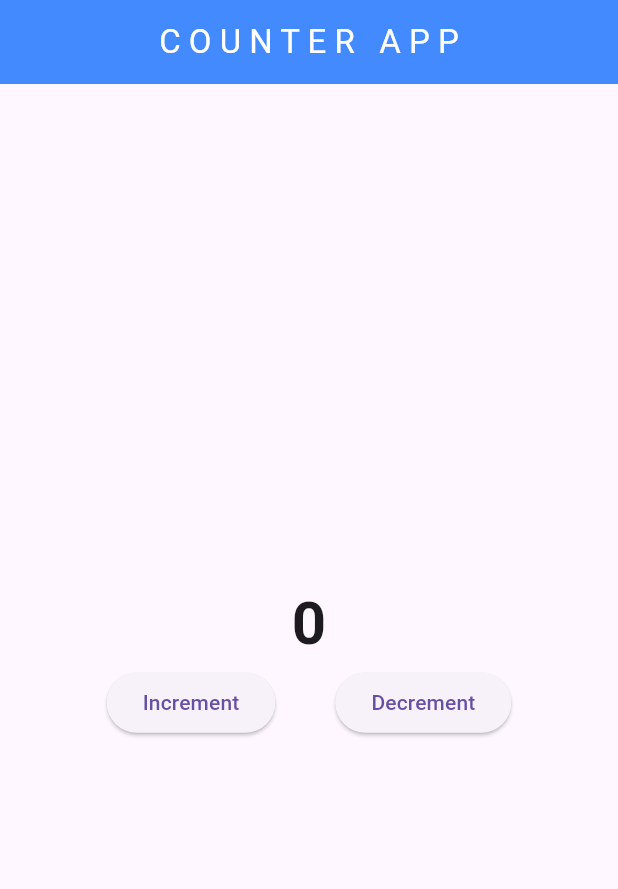
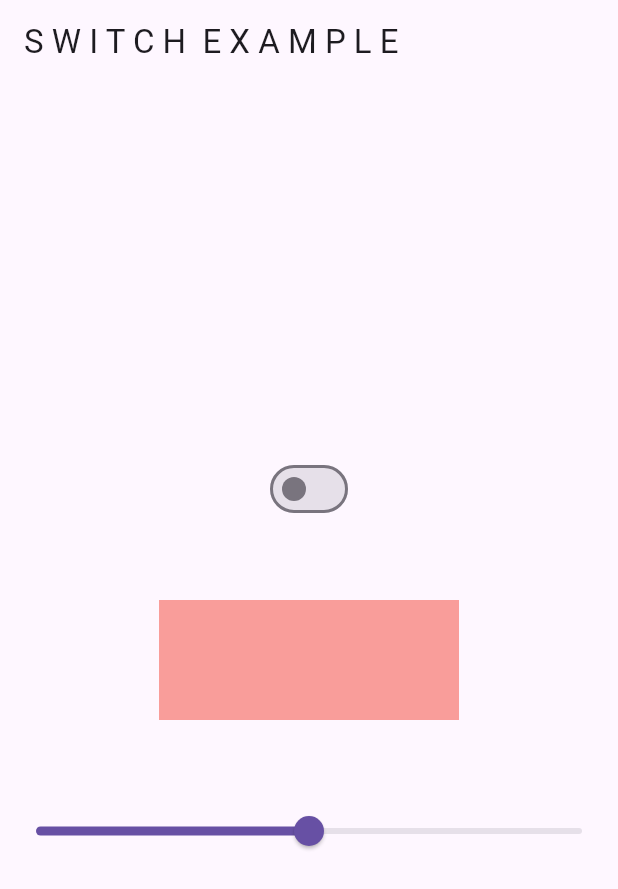
Before and after one commit to azanarib/Bloc-Tutorial, a Flutter app: the screen it shows after launch, on a phone screen of 412 x 824 dp. Shown: the top 889 px of the screen. Run offline on Flutter 3.47's test engine with Material 3 defaults, Android fonts, the phone set to English and light mode, and no system bars; our stand-ins replace bloc, equatable, flutter_bloc.

Commit message:
Switch and Slider using Bloc

```diff
--- /dev/null
+++ b/lib/Bloc/Switch/switch_bloc.dart
@@ -0,0 +1,21 @@
+import 'package:bloc_tutorial/Bloc/Switch/switch_event.dart';
+import 'package:bloc_tutorial/Bloc/Switch/switch_state.dart';
+import 'package:flutter_bloc/flutter_bloc.dart';
+
+class SwitchBloc extends Bloc<SwitchEvents, SwitchState> {
+  SwitchBloc() : super(const SwitchState()) {
+    on<EnableNotification>(_enableNotification);
+    on<SliderEvents>(_slider);
+  }
+
+  void _enableNotification(
+    EnableNotification events,
+    Emitter<SwitchState> emit,
+  ) {
+    emit(state.copyWith(isSwitched: !state.value));
+  }
+
+  void _slider(SliderEvents events, Emitter<SwitchState> emit) {
+    emit(state.copyWith(slider1: events.slider));
+  }
+}
--- /dev/null
+++ b/lib/Bloc/Switch/switch_event.dart
@@ -0,0 +1,17 @@
+import 'package:equatable/equatable.dart';
+
+abstract class SwitchEvents extends Equatable {
+  const SwitchEvents();
+  @override
+  List<Object> get props => [];
+}
+
+class EnableNotification extends SwitchEvents {}
+
+class SliderEvents extends SwitchEvents {
+  final double slider;
+  const SliderEvents({required this.slider});
+
+  @override
+  List<Object> get props => [slider];
+}
--- /dev/null
+++ b/lib/Bloc/Switch/switch_state.dart
@@ -0,0 +1,15 @@
+import 'package:equatable/equatable.dart';
+
+class SwitchState extends Equatable {
+  final bool value;
+  final double slider;
+
+  const SwitchState({this.value = false, this.slider = 0.5});
+
+  @override
+  List<Object?> get props => [value, slider];
+
+  SwitchState copyWith( {bool? isSwitched, double? slider1}) {
+    return SwitchState(value: isSwitched ?? value, slider: slider1 ?? slider);
+  }
+}
--- /dev/null
+++ b/lib/UI/Switch/ui.dart
@@ -0,0 +1,65 @@
+import 'package:bloc_tutorial/Bloc/Switch/switch_bloc.dart';
+import 'package:bloc_tutorial/Bloc/Switch/switch_event.dart';
+import 'package:bloc_tutorial/Bloc/Switch/switch_state.dart';
+import 'package:flutter/material.dart';
+import 'package:flutter_bloc/flutter_bloc.dart';
+
+class SwitchExample extends StatefulWidget {
+  const SwitchExample({super.key});
+
+  @override
+  State<SwitchExample> createState() => _SwitchExampleState();
+}
+
+class _SwitchExampleState extends State<SwitchExample> {
+  @override
+  Widget build(BuildContext context) {
+    return Scaffold(
+      appBar: AppBar(title: Text("S W I T C H  E X A M P L E")),
+      body: SafeArea(
+        child: Column(
+          mainAxisAlignment: MainAxisAlignment.center,
+          crossAxisAlignment: CrossAxisAlignment.center,
+          children: [
+            BlocBuilder<SwitchBloc, SwitchState>(
+              buildWhen: (previous, current) => previous.value != current.value,
+              builder: (context, state) {
+                return Center(
+                  child: Switch(
+                    value: state.value,
+                    onChanged: (newValue) {
+                      context.read<SwitchBloc>().add(EnableNotification());
+                    },
+                  ),
+                );
+              },
+            ),
+            SizedBox(height: 50),
+            BlocBuilder<SwitchBloc, SwitchState>(
+              builder: (context, state) {
+                return Container(
+                  width: 200,
+                  height: 80,
+                  color: Colors.red.withOpacity(state.slider),
+                );
+              },
+            ),
+            SizedBox(height: 50),
+            BlocBuilder<SwitchBloc, SwitchState>(
+              builder: (context, state) {
+                return Slider(
+                  value: state.slider,
+                  onChanged: (newValue) {
+                    context.read<SwitchBloc>().add(
+                      SliderEvents(slider: newValue),
+                    );
+                  },
+                );
+              },
+            ),
+          ],
+        ),
+      ),
+    );
+  }
+}
--- a/lib/main.dart
+++ b/lib/main.dart
@@ -1,5 +1,5 @@
-import 'package:bloc_tutorial/Bloc/Counter/counter_bloc.dart';
-import 'package:bloc_tutorial/UI/view.dart';
+import 'package:bloc_tutorial/Bloc/Switch/switch_bloc.dart';
+import 'package:bloc_tutorial/UI/Switch/ui.dart';
 import 'package:flutter/material.dart';
 import 'package:flutter_bloc/flutter_bloc.dart';
 
@@ -13,8 +13,8 @@ class MyApp extends StatelessWidget {
   @override
   Widget build(BuildContext context) {
     return BlocProvider(
-      create: (_) => CounterBloc(),
-      child: MaterialApp(title: "Counter App", home: CounterApp()),
+      create: (_) => SwitchBloc(),
+      child: MaterialApp(title: "Switch Example", home: SwitchExample()),
     );
   }
 }
```
Also changed, not shown: lib/UI/CounterScreen/view.dart (renamed from lib/UI/view.dart).
